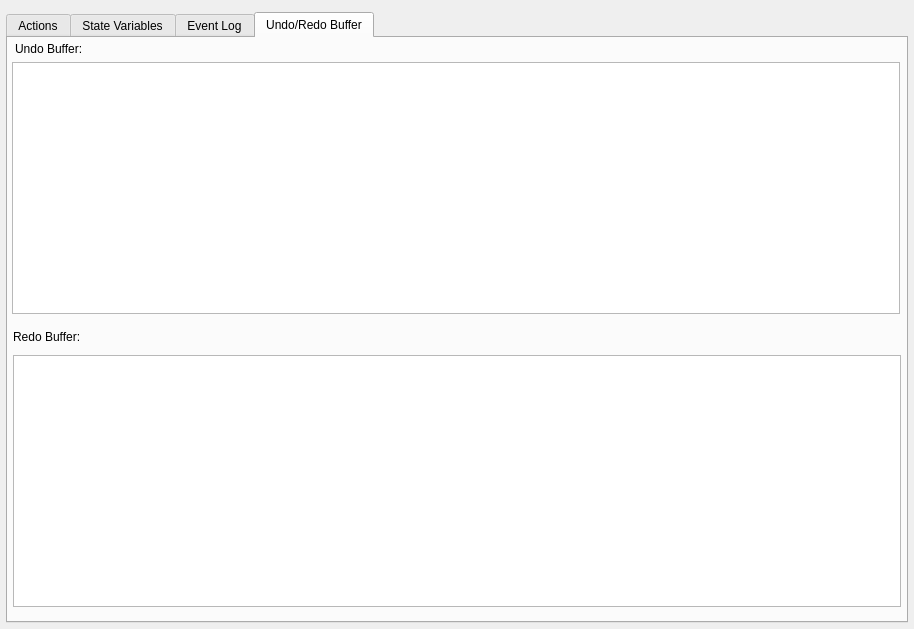
The window that src/Interface/Application/ControllerInterface.ui (SCIInstitute/Seg3D) describes before a commit, drawn with Qt 5.
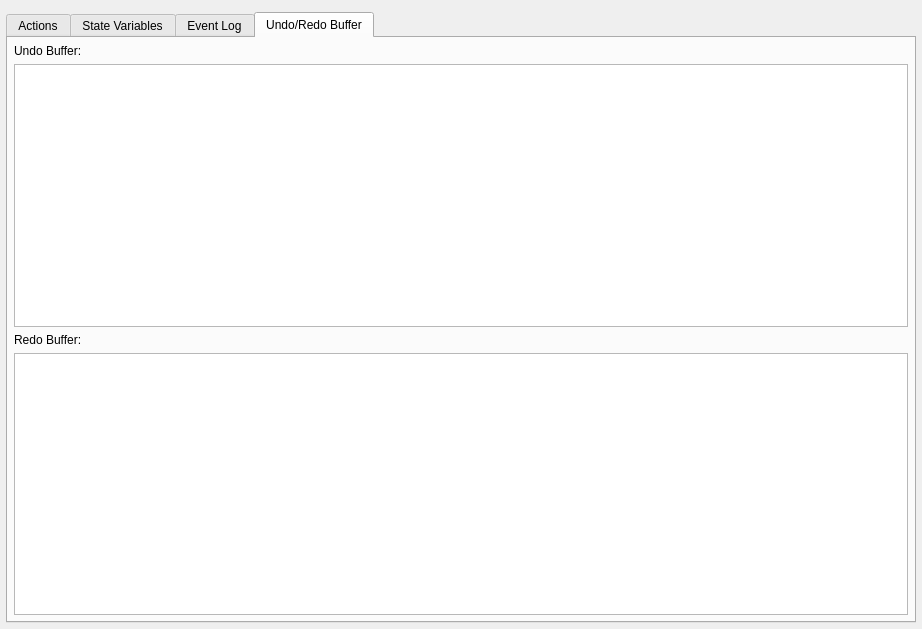
The same window after the commit. The open tabs and pages were chosen to show the change.

```diff
--- a/src/Interface/Application/ControllerInterface.ui
+++ b/src/Interface/Application/ControllerInterface.ui
@@ -6,7 +6,7 @@
    <rect>
     <x>0</x>
     <y>0</y>
-    <width>914</width>
+    <width>922</width>
     <height>629</height>
    </rect>
   </property>
@@ -350,81 +350,63 @@
       <attribute name="title">
        <string>Undo/Redo Buffer</string>
       </attribute>
-      <widget class="QTableView" name="TV_UNDOBUFFER">
-       <property name="geometry">
-        <rect>
-         <x>4</x>
-         <y>24</y>
-         <width>888</width>
-         <height>252</height>
-        </rect>
+      <layout class="QVBoxLayout" name="verticalLayout_5">
+       <property name="spacing">
+        <number>6</number>
        </property>
-       <property name="frameShadow">
-        <enum>QFrame::Sunken</enum>
+       <property name="margin">
+        <number>6</number>
        </property>
-       <property name="editTriggers">
-        <set>QAbstractItemView::NoEditTriggers</set>
-       </property>
-       <property name="alternatingRowColors">
-        <bool>true</bool>
-       </property>
-       <property name="selectionMode">
-        <enum>QAbstractItemView::SingleSelection</enum>
-       </property>
-       <property name="showGrid">
-        <bool>false</bool>
-       </property>
-       <property name="cornerButtonEnabled">
-        <bool>false</bool>
-       </property>
-       <attribute name="horizontalHeaderStretchLastSection">
-        <bool>true</bool>
-       </attribute>
-       <attribute name="verticalHeaderVisible">
-        <bool>false</bool>
-       </attribute>
-       <attribute name="verticalHeaderHighlightSections">
-        <bool>false</bool>
-       </attribute>
-       <attribute name="verticalHeaderMinimumSectionSize">
-        <number>12</number>
-       </attribute>
-      </widget>
+       <item>
       <widget class="QLabel" name="label_2">
-       <property name="geometry">
-        <rect>
-         <x>7</x>
-         <y>3</y>
-         <width>179</width>
-         <height>16</height>
-        </rect>
-       </property>
        <property name="text">
         <string>Undo Buffer:</string>
        </property>
       </widget>
+       </item>
+       <item>
+        <widget class="QTableView" name="TV_UNDOBUFFER">
+         <property name="frameShadow">
+          <enum>QFrame::Sunken</enum>
+         </property>
+         <property name="editTriggers">
+          <set>QAbstractItemView::NoEditTriggers</set>
+         </property>
+         <property name="alternatingRowColors">
+          <bool>true</bool>
+         </property>
+         <property name="selectionMode">
+          <enum>QAbstractItemView::SingleSelection</enum>
+         </property>
+         <property name="showGrid">
+          <bool>false</bool>
+         </property>
+         <property name="cornerButtonEnabled">
+          <bool>false</bool>
+         </property>
+         <attribute name="horizontalHeaderStretchLastSection">
+          <bool>true</bool>
+         </attribute>
+         <attribute name="verticalHeaderVisible">
+          <bool>false</bool>
+         </attribute>
+         <attribute name="verticalHeaderHighlightSections">
+          <bool>false</bool>
+         </attribute>
+         <attribute name="verticalHeaderMinimumSectionSize">
+          <number>12</number>
+         </attribute>
+        </widget>
+       </item>
+       <item>
       <widget class="QLabel" name="label_5">
-       <property name="geometry">
-        <rect>
-         <x>5</x>
-         <y>291</y>
-         <width>179</width>
-         <height>16</height>
-        </rect>
-       </property>
        <property name="text">
         <string>Redo Buffer:</string>
        </property>
       </widget>
+       </item>
+       <item>
       <widget class="QTableView" name="TV_REDOBUFFER">
-       <property name="geometry">
-        <rect>
-         <x>5</x>
-         <y>317</y>
-         <width>888</width>
-         <height>252</height>
-        </rect>
-       </property>
        <property name="frameShadow">
         <enum>QFrame::Sunken</enum>
        </property>
@@ -456,6 +438,8 @@
         <number>12</number>
        </attribute>
       </widget>
+       </item>
+      </layout>
      </widget>
     </widget>
    </item>
```
Left out of the diff: 2 changed lines with no effect on the pictures. Lines whose indentation alone changed are shown as unchanged.
